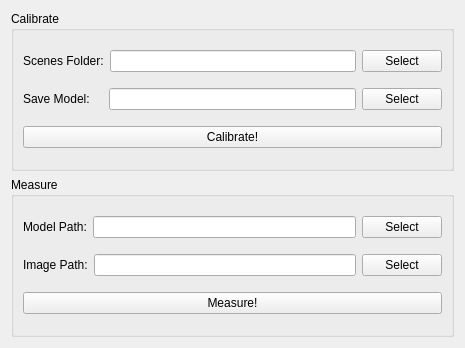
The window that qt/main.ui (handysome6/EnsightfulProject) describes before a commit, drawn with Qt 5.
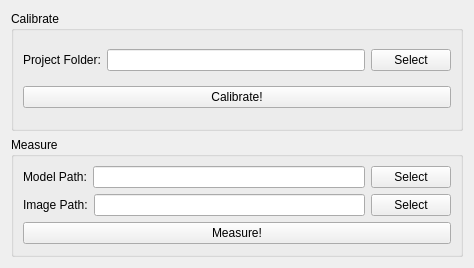
The same window after the commit.

```diff
--- a/qt/main.ui
+++ b/qt/main.ui
@@ -6,8 +6,8 @@
    <rect>
     <x>0</x>
     <y>0</y>
-    <width>465</width>
-    <height>348</height>
+    <width>474</width>
+    <height>268</height>
    </rect>
   </property>
   <property name="windowTitle">
@@ -25,7 +25,7 @@
         <item>
          <widget class="QLabel" name="label">
           <property name="text">
-           <string>Scenes Folder:</string>
+           <string>Project Folder:</string>
           </property>
          </widget>
         </item>
@@ -53,39 +53,6 @@
         </item>
        </layout>
       </item>
-      <item>
-       <layout class="QHBoxLayout" name="horizontalLayout_4">
-        <item>
-         <widget class="QLabel" name="label_4">
-          <property name="text">
-           <string>Save Model:    </string>
-          </property>
-         </widget>
-        </item>
-        <item>
-         <widget class="QLineEdit" name="saveModelLineEdit"/>
-        </item>
-        <item>
-         <widget class="QPushButton" name="selectSaveModel">
-          <property name="sizePolicy">
-           <sizepolicy hsizetype="Minimum" vsizetype="Fixed">
-            <horstretch>0</horstretch>
-            <verstretch>0</verstretch>
-           </sizepolicy>
-          </property>
-          <property name="minimumSize">
-           <size>
-            <width>20</width>
-            <height>0</height>
-           </size>
-          </property>
-          <property name="text">
-           <string>Select</string>
-          </property>
-         </widget>
-        </item>
-       </layout>
-      </item>
       <item>
        <widget class="QPushButton" name="startCalibrate">
         <property name="text">
```
